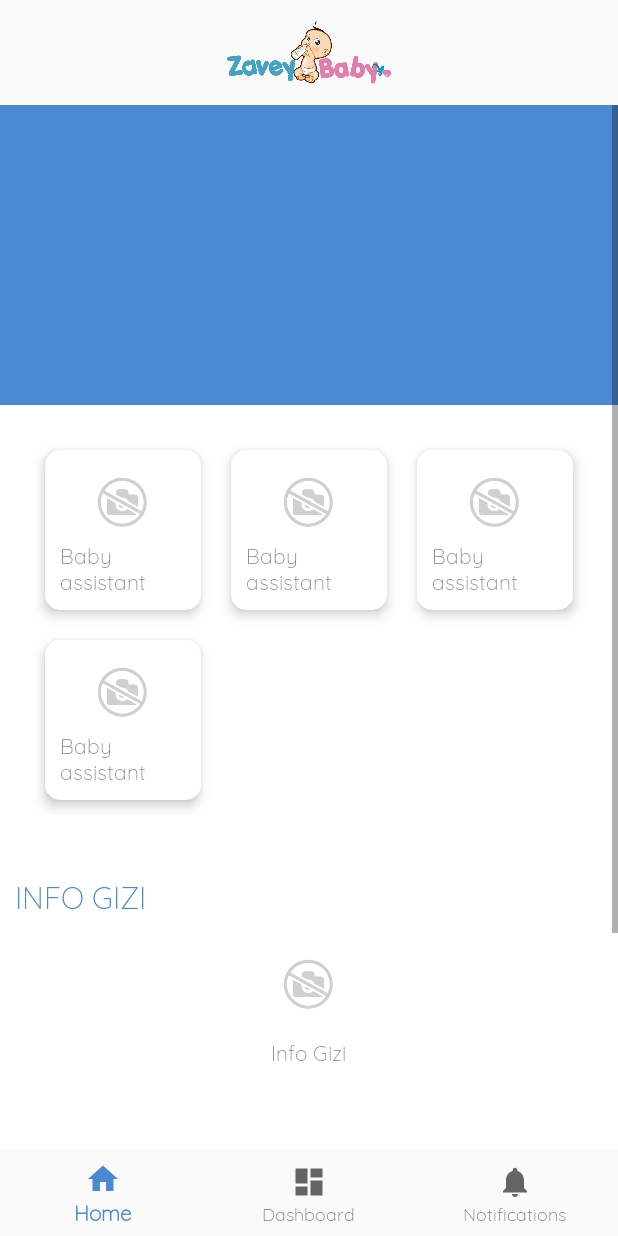
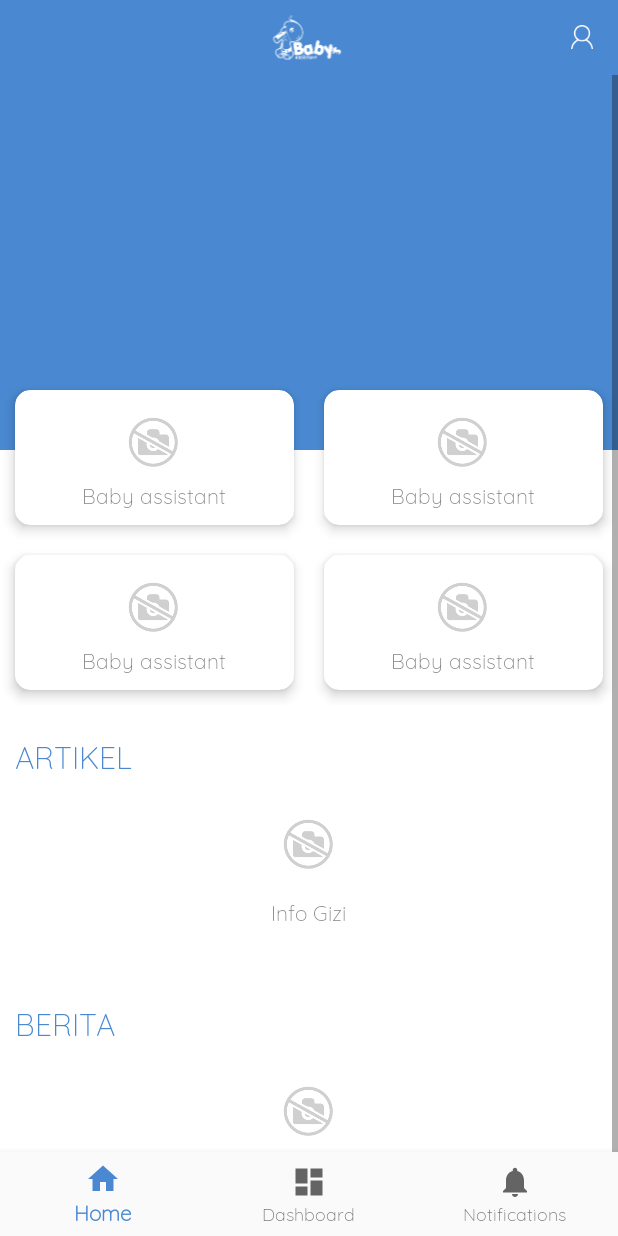
Before and after one commit to arakoswara/baby_asst, an Android app: the MainActivity screen opened directly, with no data from a screen before it, on a phone screen of 412 x 824 dp. Run offline under Robolectric (Android 15) with nearby library versions, the phone set to English and light mode, and no system bars; our stand-ins replace Picasso, Volley; network calls fail; pictures from the network do not load.

Commit message:
commit update

```diff
--- a/app/src/main/java/com/babyassistant/Adapter/ViewPageAdapter.java
+++ b/app/src/main/java/com/babyassistant/Adapter/ViewPageAdapter.java
@@ -2,10 +2,12 @@ package com.babyassistant.Adapter;
 
 import android.content.Context;
 import android.support.v4.view.PagerAdapter;
+import android.text.Html;
 import android.view.LayoutInflater;
 import android.view.View;
 import android.view.ViewGroup;
 import android.widget.ImageView;
+import android.widget.TextView;
 
 import com.babyassistant.R;
 import com.babyassistant.Response.PromoResponse;
@@ -19,6 +21,7 @@ public class ViewPageAdapter extends PagerAdapter {
     private List<PromoResponse.Datum> mResouces;
     private LayoutInflater inflater;
     private ImageView imageView;
+    private TextView tvTitlePromo;
 
     public ViewPageAdapter(Context context, List<PromoResponse.Datum> mResouces)
     {
@@ -41,8 +44,12 @@ public class ViewPageAdapter extends PagerAdapter {
     {
         ViewGroup itemView = (ViewGroup) inflater.from(viewGroup.getContext()).inflate(R.layout.pager_item, viewGroup, false);
         imageView = (ImageView) itemView.findViewById(R.id.img_pager_item);
+        tvTitlePromo = (TextView) itemView.findViewById(R.id.tvPromo_title);
 
         Picasso.with(mContext).load(mResouces.get(position).image_url).into(imageView);
+        tvTitlePromo.setText(Html.fromHtml(mResouces.get(position).title));
+        tvTitlePromo.setAllCaps(true);
+
         viewGroup.addView(itemView);
 
         return itemView;
--- a/app/src/main/java/com/babyassistant/MainActivity.java
+++ b/app/src/main/java/com/babyassistant/MainActivity.java
@@ -7,7 +7,10 @@ import android.support.design.widget.BottomNavigationView;
 import android.support.v4.view.GestureDetectorCompat;
 import android.support.v4.view.ViewPager;
 import android.support.v7.app.AppCompatActivity;
+import android.support.v7.widget.Toolbar;
 import android.util.Log;
+import android.view.Menu;
+import android.view.MenuInflater;
 import android.view.MenuItem;
 import android.view.MotionEvent;
 import android.view.View;
@@ -42,6 +45,36 @@ public class MainActivity extends AppCompatActivity implements ViewPager.OnPageC
     private ViewPager mViewPager;
     private ViewPageAdapter mAdapter;
 
+    @Override
+    protected void onCreate(Bundle savedInstanceState) {
+        super.onCreate(savedInstanceState);
+        setContentView(R.layout.activity_main);
+
+        Toolbar myToolbar = (Toolbar) findViewById(R.id.app_bar);
+        setSupportActionBar(myToolbar);
+
+        get_promo_banner();
+
+        BottomNavigationView navigation = (BottomNavigationView) findViewById(R.id.navigation);
+        navigation.setOnNavigationItemSelectedListener(mOnNavigationItemSelectedListener);
+
+        ll_home = (LinearLayout) findViewById(R.id.llHome);
+        ll_dashboard = (LinearLayout) findViewById(R.id.llDashboard);
+        ll_notif = (LinearLayout) findViewById(R.id.llNotif);
+        ll_about = (LinearLayout) findViewById(R.id.llAbout);
+
+        /*
+        * About
+         */
+        ll_about.setOnClickListener(new View.OnClickListener() {
+            @Override
+            public void onClick(View view) {
+                Intent intent = new Intent(MainActivity.this, About.class);
+                startActivity(intent);
+            }
+        });
+    }
+
     private BottomNavigationView.OnNavigationItemSelectedListener mOnNavigationItemSelectedListener
             = new BottomNavigationView.OnNavigationItemSelectedListener() {
 
@@ -73,33 +106,6 @@ public class MainActivity extends AppCompatActivity implements ViewPager.OnPageC
             return false;
         }
     };
-
-    @Override
-    protected void onCreate(Bundle savedInstanceState) {
-        super.onCreate(savedInstanceState);
-        setContentView(R.layout.activity_main);
-
-        get_promo_banner();
-
-        BottomNavigationView navigation = (BottomNavigationView) findViewById(R.id.navigation);
-        navigation.setOnNavigationItemSelectedListener(mOnNavigationItemSelectedListener);
-
-        ll_home = (LinearLayout) findViewById(R.id.llHome);
-        ll_dashboard = (LinearLayout) findViewById(R.id.llDashboard);
-        ll_notif = (LinearLayout) findViewById(R.id.llNotif);
-        ll_about = (LinearLayout) findViewById(R.id.llAbout);
-
-        /*
-        * About
-         */
-        ll_about.setOnClickListener(new View.OnClickListener() {
-            @Override
-            public void onClick(View view) {
-                Intent intent = new Intent(MainActivity.this, About.class);
-                startActivity(intent);
-            }
-        });
-    }
 
     @Override
     protected void onResume() {
@@ -262,6 +268,26 @@ public class MainActivity extends AppCompatActivity implements ViewPager.OnPageC
     }
 
     @Override
+    public boolean onOptionsItemSelected(MenuItem item)
+    {
+        switch (item.getItemId()) {
+            case R.id.action_home:
+                return true;
+            default:
+                return super.onOptionsItemSelected(item);
+        }
+    }
+
+    @Override
+    public boolean onCreateOptionsMenu(Menu menu) {
+        MenuInflater inflater = getMenuInflater();
+        inflater.inflate(R.menu.menu_home, menu);
+        return true;
+    }
+
+
+
+    @Override
     public void onPageScrolled(int position, float positionOffset, int positionOffsetPixels) {
 
     }
--- /dev/null
+++ b/app/src/main/res/drawable/two_color.xml
@@ -0,0 +1,16 @@
+<?xml version="1.0" encoding="utf-8"?>
+    <layer-list xmlns:android="http://schemas.android.com/apk/res/android" >
+        <item android:bottom="@dimen/smallText">
+            <shape android:shape="rectangle" >
+                <size android:height="@dimen/smallText" />
+                <solid android:color="#4A89D1" />
+            </shape>
+        </item>
+
+        <item android:top="50dp">
+            <shape android:shape="rectangle" >
+                <size android:height="@dimen/mediumText" />
+                <solid android:color="#ffffff" />
+            </shape>
+        </item>
+    </layer-list>
--- a/app/src/main/res/layout/activity_main.xml
+++ b/app/src/main/res/layout/activity_main.xml
@@ -31,7 +31,6 @@
             <include
                 android:id="@+id/home_tab"
                 layout="@layout/home"/>
-
         </LinearLayout>
 
         <!--dashboard-->
--- a/app/src/main/res/layout/app_bar.xml
+++ b/app/src/main/res/layout/app_bar.xml
@@ -1,29 +1,33 @@
 <?xml version="1.0" encoding="utf-8"?>
-<android.support.constraint.ConstraintLayout
+<android.support.v7.widget.Toolbar
     xmlns:android="http://schemas.android.com/apk/res/android"
     xmlns:app="http://schemas.android.com/apk/res-auto"
+    android:id="@+id/my_toolbar"
     android:layout_width="match_parent"
-    android:layout_height="wrap_content"
-    android:theme="@style/AppThemeNoActionBar">
+    android:layout_height="50dp"
+    app:contentInsetLeft="0dp"
+    app:contentInsetStart="0dp"
+    app:contentInsetRight="0dp"
+    app:contentInsetEnd="0dp"
+    android:background="@color/primary"
+    android:theme="@style/AppThemeNoActionBar"
+    android:gravity="center">
 
     <LinearLayout
         android:layout_width="match_parent"
-        android:layout_height="wrap_content"
-        android:orientation="vertical">
+        android:layout_height="match_parent">
 
         <LinearLayout
             android:layout_width="match_parent"
-            android:layout_height="70dp"
-            android:orientation="vertical"
-            android:padding="@dimen/smallText">
+            android:layout_height="match_parent">
 
             <ImageView
-                android:layout_width="wrap_content"
+                android:layout_marginLeft="45dp"
+                android:layout_width="match_parent"
                 android:layout_height="match_parent"
-                android:src="@drawable/logo"/>
-
+                android:src="@drawable/ic_logo"/>
         </LinearLayout>
 
     </LinearLayout>
 
-</android.support.constraint.ConstraintLayout>
+</android.support.v7.widget.Toolbar>
--- a/app/src/main/res/layout/home.xml
+++ b/app/src/main/res/layout/home.xml
@@ -18,12 +18,16 @@
             <RelativeLayout
                 android:id="@+id/promo"
                 android:layout_width="match_parent"
-                android:layout_height="wrap_content">
+                android:layout_height="wrap_content"
+                android:gravity="center">
 
                 <android.support.v4.view.ViewPager
                     android:id="@+id/pager_promo"
                     android:layout_width="match_parent"
                     android:layout_height="200dip"
+                    android:layout_alignParentLeft="true"
+                    android:layout_alignParentStart="true"
+                    android:layout_alignParentTop="true"
                     android:background="@color/primary"
                     android:fitsSystemWindows="true"
                     tools:listitem="@layout/pager_item" />
@@ -33,8 +37,7 @@
                     android:layout_width="wrap_content"
                     android:layout_height="30dp"
                     android:layout_alignParentBottom="true"
-                    android:layout_marginTop="5dp"
-                    android:gravity="center">
+                    android:layout_marginTop="5dp">
 
                     <LinearLayout
                         android:id="@+id/viewPagerCountDots"
@@ -52,17 +55,16 @@
 
             <LinearLayout
                 android:layout_width="match_parent"
-                android:layout_height="wrap_content">
+                android:layout_height="wrap_content"
+                android:background="@drawable/two_color">
 
                 <GridLayout
                     android:layout_width="match_parent"
                     android:layout_height="wrap_content"
-                    android:columnCount="3"
+                    android:columnCount="2"
                     android:rowCount="2"
                     android:alignmentMode="alignMargins"
-                    android:columnOrderPreserved="false"
-                    android:padding="@dimen/mediumText"
-                    android:background="@color/white">
+                    android:columnOrderPreserved="false">
 
                     <android.support.v7.widget.CardView
                         android:layout_width="0dp"
@@ -198,7 +200,7 @@
                         android:layout_width="match_parent"
                         android:layout_height="wrap_content"
                         android:paddingTop="@dimen/smallText"
-                        android:text="@string/info_gizi_label"
+                        android:text="@string/artikel"
                         android:textAllCaps="true"
                         android:textColor="@color/primary"
                         android:textSize="@dimen/mediumText" />
@@ -242,7 +244,7 @@
 
                     <TextView
                         android:id="@+id/info_penyakit_lbl"
-                        android:text="@string/info_penyakit_label"
+                        android:text="@string/news"
                         android:textColor="@color/primary"
                         android:layout_width="match_parent"
                         android:layout_height="wrap_content"
@@ -277,51 +279,10 @@
 
                 </LinearLayout>
 
-                <LinearLayout
+                <View
                     android:layout_width="match_parent"
-                    android:layout_height="wrap_content"
-                    android:orientation="vertical"
-                    android:padding="@dimen/smallText">
+                    android:layout_height="@dimen/largeText"></View>
 
-                    <TextView
-                        android:id="@+id/asf"
-                        android:text="@string/info_gizi_label"
-                        android:textStyle="bold"
-                        android:textColor="@color/primary"
-                        android:layout_width="match_parent"
-                        android:layout_height="wrap_content"
-                        android:paddingTop="@dimen/smallText"
-                        android:paddingBottom="@dimen/smallText"
-                        android:gravity="center"/>
-
-                    <LinearLayout
-                        android:layout_width="match_parent"
-                        android:layout_height="wrap_content"
-                        android:layout_marginTop="@dimen/smallText"
-                        android:layout_marginBottom="@dimen/smallText">
-                        <LinearLayout
-                            android:layout_width="match_parent"
-                            android:layout_height="wrap_content"
-                            android:orientation="vertical">
-                            <ImageView
-                                android:id="@+id/info_penyakasdfit_img"
-                                android:src="@drawable/ic_no_photo"
-                                android:layout_width="wrap_content"
-                                android:layout_height="wrap_content" />
-                            <TextView
-                                android:id="@+id/info_penyakasdit_txt"
-                                android:text="@string/info_gizi_label"
-                                android:layout_width="wrap_content"
-                                android:layout_height="wrap_content" />
-
-                        </LinearLayout>
-                    </LinearLayout>
-
-                    <View
-                        android:layout_width="match_parent"
-                        android:layout_height="50dip"/>
-
-                </LinearLayout>
             </LinearLayout>
 
         </LinearLayout>
--- a/app/src/main/res/layout/pager_item.xml
+++ b/app/src/main/res/layout/pager_item.xml
@@ -13,6 +13,17 @@
         android:scaleType="fitXY"
         android:adjustViewBounds="true"
         android:clickable="true"
-        android:src="@drawable/ic_no_photo"/>
+        android:src="@drawable/ic_no_photo"
+        android:visibility="gone"/>
+
+    <TextView
+        android:padding="@dimen/mediumText"
+        android:gravity="center"
+        android:id="@+id/tvPromo_title"
+        android:text="@string/app_name"
+        android:textSize="@dimen/mediumText"
+        android:textColor="@color/white"
+        android:layout_width="match_parent"
+        android:layout_height="match_parent" />
 
 </LinearLayout>
--- /dev/null
+++ b/app/src/main/res/menu/menu_home.xml
@@ -0,0 +1,10 @@
+<?xml version="1.0" encoding="utf-8"?>
+<menu xmlns:android="http://schemas.android.com/apk/res/android"
+    xmlns:app="http://schemas.android.com/apk/res-auto">
+
+    <item
+        android:id="@+id/action_home"
+        android:icon="@drawable/ic_user"
+        android:title="Login"
+        app:showAsAction="always" />
+</menu>
--- a/app/src/main/res/values/strings.xml
+++ b/app/src/main/res/values/strings.xml
@@ -20,4 +20,6 @@
         "\t\t\t <b>Baby Assistant</b> dibuat oleh Ara Koswara (2012470031) sebagai syarat untuk menyelesaikan program studi strata satu (S1) jurusan teknik informatika <b>Fakultas Teknik Universitas Muhammadiyah Jakarta</b>.
     </string>
     <string name="action_settings">Settings</string>
+    <string name="artikel">Artikel</string>
+    <string name="news">Berita</string>
 </resources>
```
Also changed, not shown: app/src/main/res/drawable-hdpi/ic_logo.png (added), app/src/main/res/drawable-hdpi/ic_user.png (added), app/src/main/res/drawable-mdpi/ic_logo.png (added), app/src/main/res/drawable-mdpi/ic_user.png (added), app/src/main/res/drawable-xhdpi/ic_logo.png (added), app/src/main/res/drawable-xhdpi/ic_user.png (added), app/src/main/res/drawable-xxhdpi/ic_logo.png (added), app/src/main/res/drawable-xxhdpi/ic_user.png (added), app/src/main/res/drawable-xxxhdpi/ic_logo.png (added), app/src/main/res/drawable-xxxhdpi/ic_user.png (added), app/src/main/res/drawable/logo.png.
